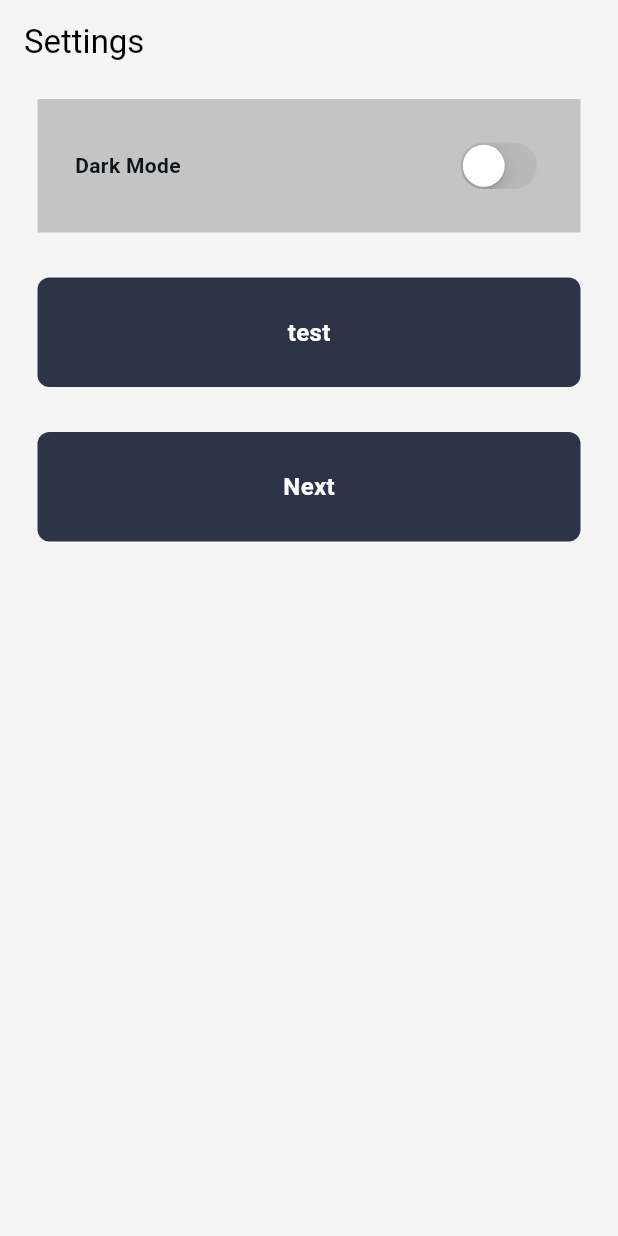
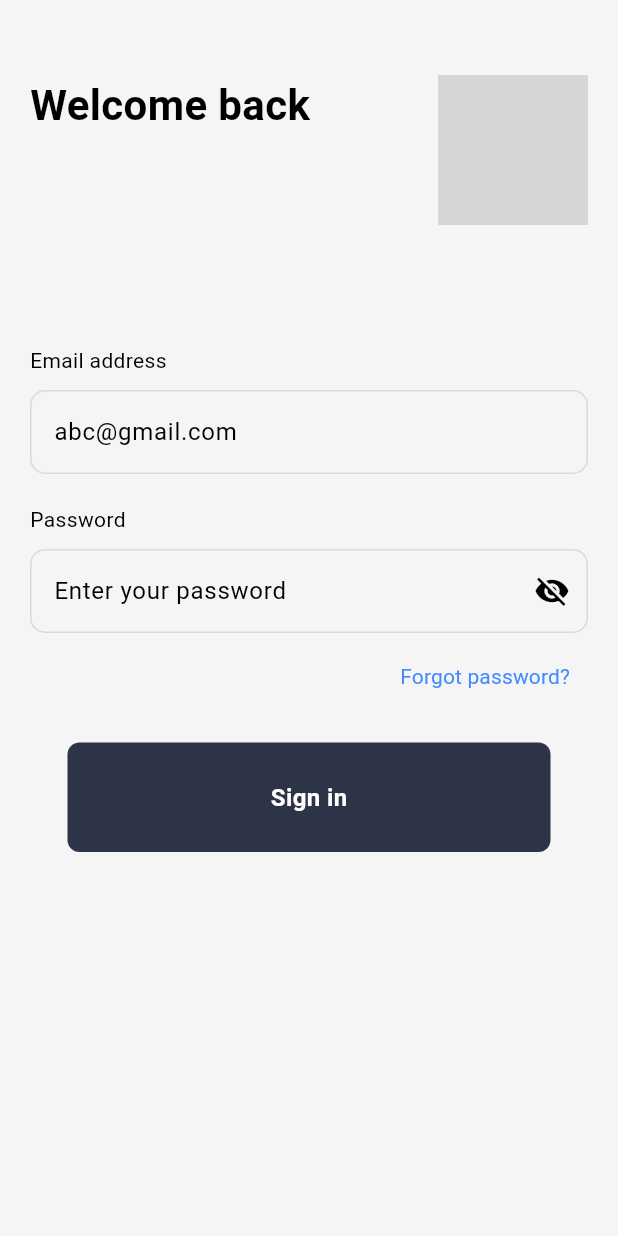
Before and after one commit to BitishaMaharjan/Autophile, a Flutter app: the screen it shows after launch, on a phone screen of 412 x 824 dp. Run offline on Flutter 3.47's test engine with Material 3 defaults, Android fonts, the phone set to English and light mode, and no system bars; our stand-ins replace lottie; grey boxes are pictures that could not be loaded.

Commit message:
login page implementation

```diff
--- a/lib/main.dart
+++ b/lib/main.dart
@@ -1,5 +1,6 @@
 import 'package:autophile/screens/SplashWrapper.dart';
 import 'package:autophile/screens/landing_page.dart';
+import 'package:autophile/screens/login_page.dart';
 import 'package:autophile/screens/settings_page.dart';
 import 'package:autophile/themes/theme_provider.dart';
 import 'package:flutter/material.dart';
@@ -23,7 +24,7 @@
     return MaterialApp(
       title: 'Autophile',
       theme: Provider.of<ThemeProvider>(context).themeData,
-      home: const SplashWrapper(),
+      home: const Login_Page(),
       debugShowCheckedModeBanner: false,
     );
   }
--- /dev/null
+++ b/lib/screens/login_page.dart
@@ -0,0 +1,122 @@
+import 'package:autophile/widgets/app_button.dart';
+import 'package:flutter/material.dart';
+
+class Login_Page extends StatefulWidget {
+  const Login_Page({super.key});
+
+  @override
+  State<Login_Page> createState() => _Login_PageState();
+}
+
+class _Login_PageState extends State<Login_Page> {
+  bool _isPasswordHidden=true;
+  @override
+  Widget build(BuildContext context) {
+    return Scaffold(
+      body: SafeArea(
+        child: Padding(
+          padding: const EdgeInsets.all(20.0),
+          child: Column(
+            crossAxisAlignment: CrossAxisAlignment.start,
+            children: [
+              SizedBox(height: 30),
+
+              Row(
+                crossAxisAlignment: CrossAxisAlignment.start,
+                mainAxisAlignment: MainAxisAlignment.spaceBetween,
+                children: [
+                  Text(
+                    "Welcome back",
+                    style: TextStyle(
+                      fontSize: 28,
+                      fontWeight: FontWeight.w700,
+                    ),
+                  ),
+                  Image.asset(
+                    'assets/images/logo.png',
+                    height: 100,
+                  ),
+                ],
+              ),
+              SizedBox(height: 80,),
+              Text("Email address",
+              style: TextStyle(
+                fontSize: 14,
+                fontWeight: FontWeight.w400,
+              ),),
+              SizedBox(height: 10,),
+              TextField(
+                decoration: InputDecoration(
+                  hintText: "abc@gmail.com",
+                  enabledBorder: OutlineInputBorder(
+                    borderRadius: BorderRadius.circular(10),
+                    borderSide: BorderSide(
+                      color: Color(0xffD8DADC),
+
+                    )
+                  ),
+                  focusedBorder: OutlineInputBorder(
+                    borderSide: BorderSide(
+                      color: Colors.black,
+                    ),
+                    borderRadius:BorderRadius.circular(10),
+                  )
+                ),
+              ),
+
+              SizedBox(height: 20,),
+              Text("Password",
+              style: TextStyle(
+                fontSize: 14,
+                fontWeight: FontWeight.w400,
+              ),),
+              SizedBox(height: 10,),
+              TextField(
+                obscureText: _isPasswordHidden,
+                decoration: InputDecoration(
+                    hintText: "Enter your password",
+                    enabledBorder: OutlineInputBorder(
+                        borderRadius: BorderRadius.circular(10),
+                        borderSide: BorderSide(
+                          color: Color(0xffD8DADC),
+
+                        )
+                    ),
+                    focusedBorder: OutlineInputBorder(
+                      borderSide: BorderSide(
+                        color: Colors.black,
+                      ),
+                      borderRadius:BorderRadius.circular(10),
+                    ),
+                  suffixIcon: IconButton(
+                    icon: Icon(_isPasswordHidden ? Icons.visibility_off: Icons.visibility,),
+                    onPressed: (){
+                      setState(() {
+                        _isPasswordHidden= !_isPasswordHidden;
+                      });
+                    },
+                  )
+                ),
+              ),
+              SizedBox(height: 5,),
+              Align(
+                alignment: Alignment.centerRight,
+                child: TextButton(onPressed:() {
+
+                }, child: Text(
+                  "Forgot password?",
+                  style: TextStyle(
+                    color:Colors.blueAccent,
+                    fontWeight: FontWeight.w400,
+                  ),
+                )),
+              ),
+              SizedBox(height: 20,),
+              AppButton(text: "Sign in", onTap: (){})
+            ],
+          ),
+        ),
+      ),
+    );
+  }
+}
```
